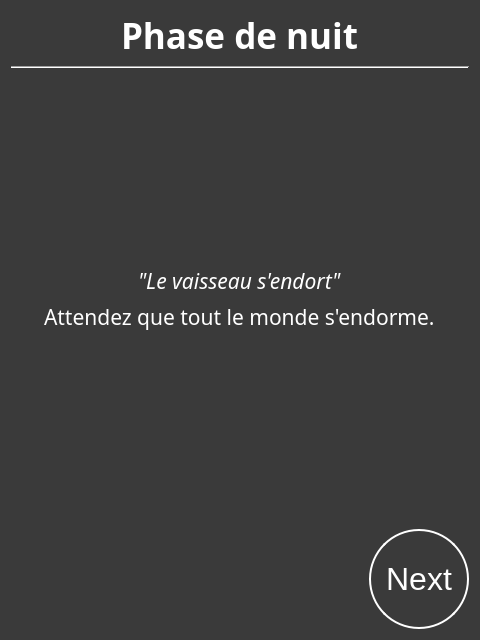
Qt form SporzOBC-WAL/code/resources/Phases/Night/evening_bed_time.ui (Eben-Epi/SporzOBC) before a commit.
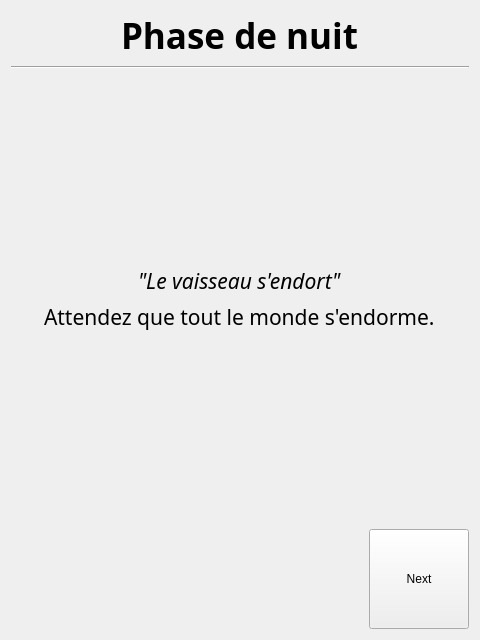
The same form after that commit.

Commit message: Changed style management of application (will need to use scratchpad pour a lot of night ui views)

Patch:
```diff
--- a/SporzOBC-WAL/code/resources/Phases/Night/evening_bed_time.ui
+++ b/SporzOBC-WAL/code/resources/Phases/Night/evening_bed_time.ui
@@ -13,23 +13,7 @@
   <property name="windowTitle">
    <string>Form</string>
   </property>
-  <property name="styleSheet">
-   <string notr="true">#EveningBedTime {
-    background-color: rgb(58, 58, 58);;
-    }
-
-QLabel {
-	color:white;
-}
-
-QPushButton  {
-    border: 2px solid white;
-    background-color: rgb(58, 58, 58);
-    padding: 10px 10px;
-    font-size: 32px;
-	color:white;
-    border-radius: 50px;
-}</string>
+  <property name="styleSheet"><string notr="true"/>
   </property>
   <layout class="QGridLayout" name="gridLayout">
    <item row="0" column="0">
```
The commit also changes 109 other files.
